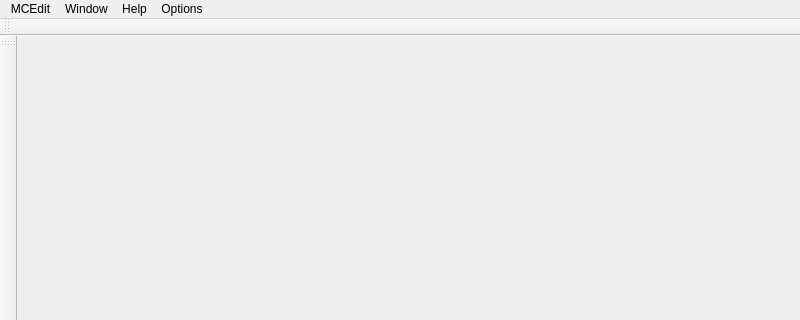
The window that src/mcedit2/ui/main_window.ui (mcedit/mcedit2) describes before a commit, drawn with Qt 5; both pictures show x 0 to 800 and y 0 to 320 of the 800 by 619 pixel window.
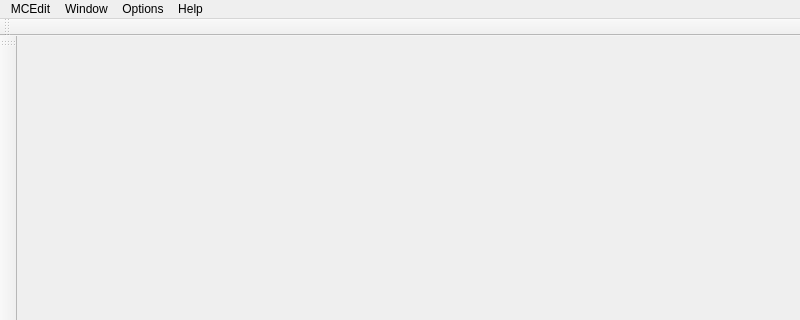
The same window after the commit.

Commit message: Rewrote plugin finding code, added PluginRefs and Plugins dialog

What changed in the file:
```diff
--- a/src/mcedit2/ui/main_window.ui
+++ b/src/mcedit2/ui/main_window.ui
@@ -84,8 +84,8 @@
    </widget>
    <addaction name="menuMCEdit"/>
    <addaction name="menuWindow"/>
-   <addaction name="menuHelp"/>
    <addaction name="menuOptions"/>
+   <addaction name="menuHelp"/>
   </widget>
   <widget class="QStatusBar" name="statusbar"/>
   <widget class="QToolBar" name="toolsToolBar">
```
Left out of the diff: 6 changed lines with no effect on the pictures. The commit also changes 7 other files.
